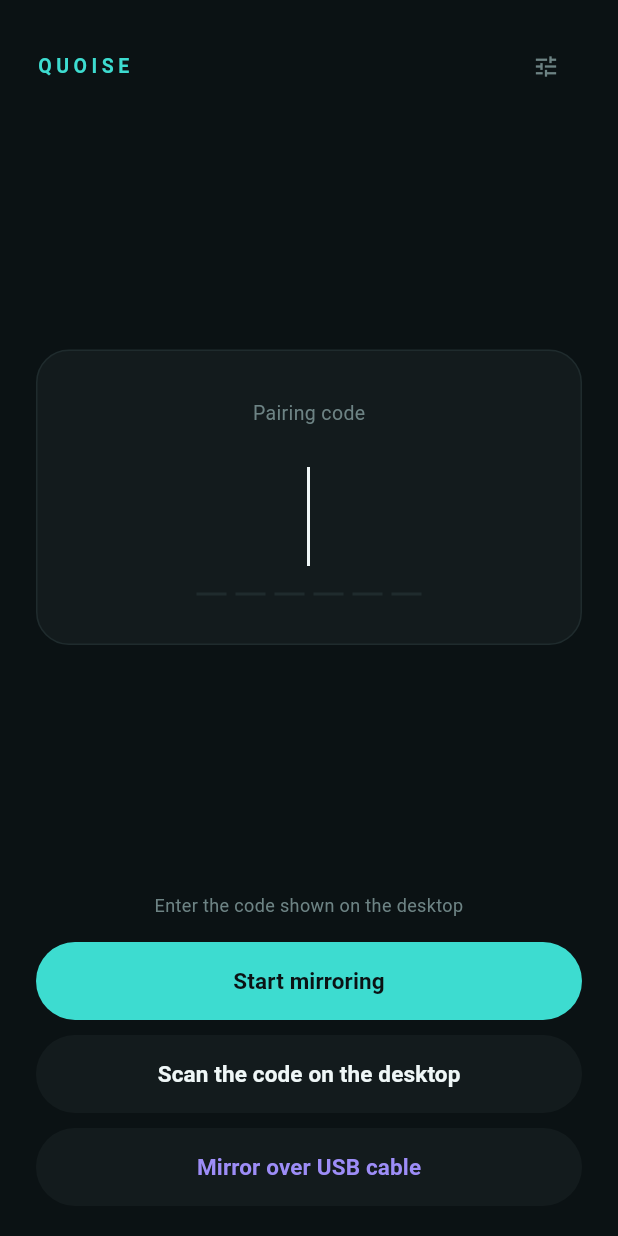
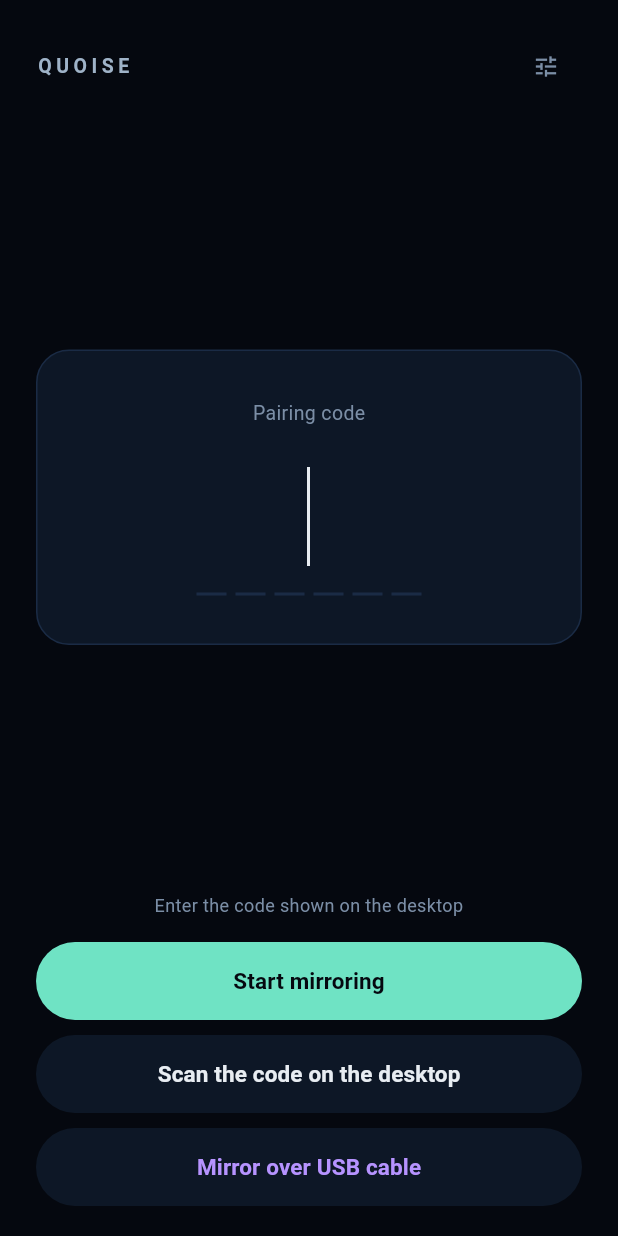
Before and after one commit to napejoon/aircast_ws, a Flutter app: the screen it shows after launch, on a phone screen of 412 x 824 dp. Run offline on Flutter 3.47's test engine with Material 3 defaults, Android fonts, the phone set to English and light mode, and no system bars; missing offline and left inert: flutter_webrtc, mobile_scanner.

Commit message:
design: the sender was still wearing the palette the receiver left behind
It carried the pre-Kagami colours down to the hex -- a turquoise brand, a
coral alarm, an indigo for the USB path -- while the receiver it pairs with
moved to a moon over deep water. Two halves of one product that do not look
like one product.

Same three colours as receiver/style.css.h now, and the same rule about what
they mean: moonlight for the wordmark, the sea green for live and for the
button that makes it live, amber for the state between working and failed. The
indigo had to move too -- on a deep blue ground an indigo is the ground -- so
the USB path is violet.

Co-Authored-By: Claude Opus 5 (1M context) <noreply@anthropic.com>

```diff
--- a/sender/lib/main.dart
+++ b/sender/lib/main.dart
@@ -19,34 +19,37 @@ const _defaultSignalUrl =
     String.fromEnvironment('AIRCAST_SIGNAL', defaultValue: 'wss://aircast.cloud/ws');
 
 /// Same palette as the receiver's window (receiver/style.css.h), so the two
-/// halves of one product look like one product.
-const _room = Color(0xFF0B1214);
-const _card = Color(0xFF131B1D);
-const _edge = Color(0xFF1F2B2D);
-const _ink = Color(0xFFEFF7F7);
-const _muted = Color(0xFF6D8384);
+/// halves of one product look like one product. Kagami is a mirror, and the
+/// room both halves draw is a moon over deep water.
+const _room = Color(0xFF05080F);
+const _card = Color(0xFF0D1726);
+const _edge = Color(0xFF1A2B45);
+const _ink = Color(0xFFE8EDF2);
+const _muted = Color(0xFF7B8EA6);
 
-/// Turquoise. The one saturated colour in the palette, so it is spent on the
-/// wordmark and on the dot that answers "am I still sharing my screen?" and on
-/// nothing else.
-const _brand = Color(0xFF3DDCD0);
+/// The wordmark, and every other place the product says its own name. Dimmed
+/// moonlight rather than a saturated colour: the brightest thing on a phone
+/// held at arm's length should be the state of the cast, not the brand.
+const _brand = Color(0xFF9FB3C8);
 
-/// A live connection is the brand colour rather than a green of its own: two
-/// near-identical greens on one card read as two states, and there is only one.
-const _live = _brand;
-const _alarm = Color(0xFFFF6B5E);
+/// The green the sea goes where the light lands, and the only saturated colour
+/// on this screen. It answers "am I still sharing my screen?" and nothing
+/// else. It was the brand colour when the brand was turquoise, which is
+/// exactly why it is not any more: a wordmark and a live dot in one colour
+/// means the card is brightest when it has nothing to say.
+const _live = Color(0xFF6FE3C4);
+const _alarm = Color(0xFFFF7A5C);
 
 /// Amber, for the state between working and failed: reconnecting, waiting,
 /// degraded. It had no colour of its own before, so a link dropping looked
-/// either fine or fatal and never like what it is. Sits opposite the
-/// turquoise on the wheel, which is what makes it read as a change of state
-/// rather than a shade of the same one.
-const _caution = Color(0xFFFFC857);
+/// either fine or fatal and never like what it is. Warm, on a window that is
+/// otherwise entirely cold, which is what makes it findable without shouting.
+const _caution = Color(0xFFFFB35C);
 
-/// Indigo, for the second way to do the same thing -- the USB path beside the
-/// network one. Between the turquoise and the coral on the wheel, so it is
-/// visibly not either of them and competes with neither.
-const _accent = Color(0xFF9D8DF7);
+/// Violet, for the second way to do the same thing -- the USB path beside the
+/// network one. Not the indigo it used to be: on this ground an indigo is the
+/// ground. Far enough from the green and the amber to be neither.
+const _accent = Color(0xFFB693FF);
 
 void main() => runApp(const AircastApp());
 
@@ -345,7 +348,12 @@ class _SenderPageState extends State<SenderPage> {
                   _PillButton(
                     label: _busy ? 'Connecting…' : 'Start mirroring',
                     onPressed: _busy ? null : _castOverNetwork,
-                    background: _brand,
+                    // The green, because this is the button that makes the dot
+                    // green: the one action on the screen wears the colour of
+                    // the state it creates. The wordmark above it does not --
+                    // it is dimmed moonlight now, which is what leaves this the
+                    // only saturated thing anyone has to find.
+                    background: _live,
                     foreground: _room,
                   ),
                   if (Platform.isAndroid) ...[
@@ -361,8 +369,8 @@ class _SenderPageState extends State<SenderPage> {
                       label: 'Mirror over USB cable',
                       onPressed: _castOverUsb,
                       background: _card,
-                      // Indigo: the second way to do the same thing. It reads as
-                      // a choice beside the turquoise button rather than as a
+                      // Violet: the second way to do the same thing. It reads
+                      // as a choice beside the green button rather than as a
                       // lesser version of it, which grey on grey did.
                       foreground: _accent,
                     ),
--- a/sender/lib/scan.dart
+++ b/sender/lib/scan.dart
@@ -72,7 +72,7 @@ class _ScanPageState extends State<ScanPage> {
                   width: 240,
                   height: 240,
                   decoration: BoxDecoration(
-                    border: Border.all(color: const Color(0xFF3DDCD0), width: 2),
+                    border: Border.all(color: const Color(0xFF6FE3C4), width: 2),
                     borderRadius: BorderRadius.circular(18),
                   ),
                 ),
@@ -101,7 +101,7 @@ class _ScanPageState extends State<ScanPage> {
                         fontSize: 13,
                         color: _rejected == null
                             ? Colors.white70
-                            : const Color(0xFFFFC857),
+                            : const Color(0xFFFFB35C),
                       ),
                     ),
                   ),
```
